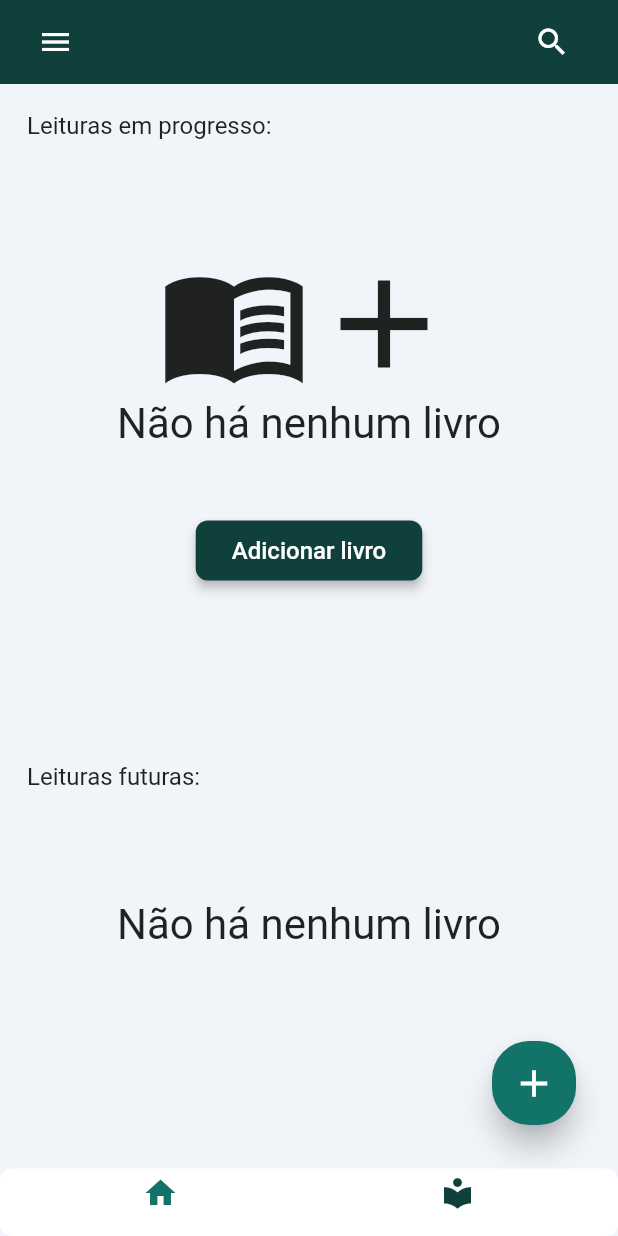
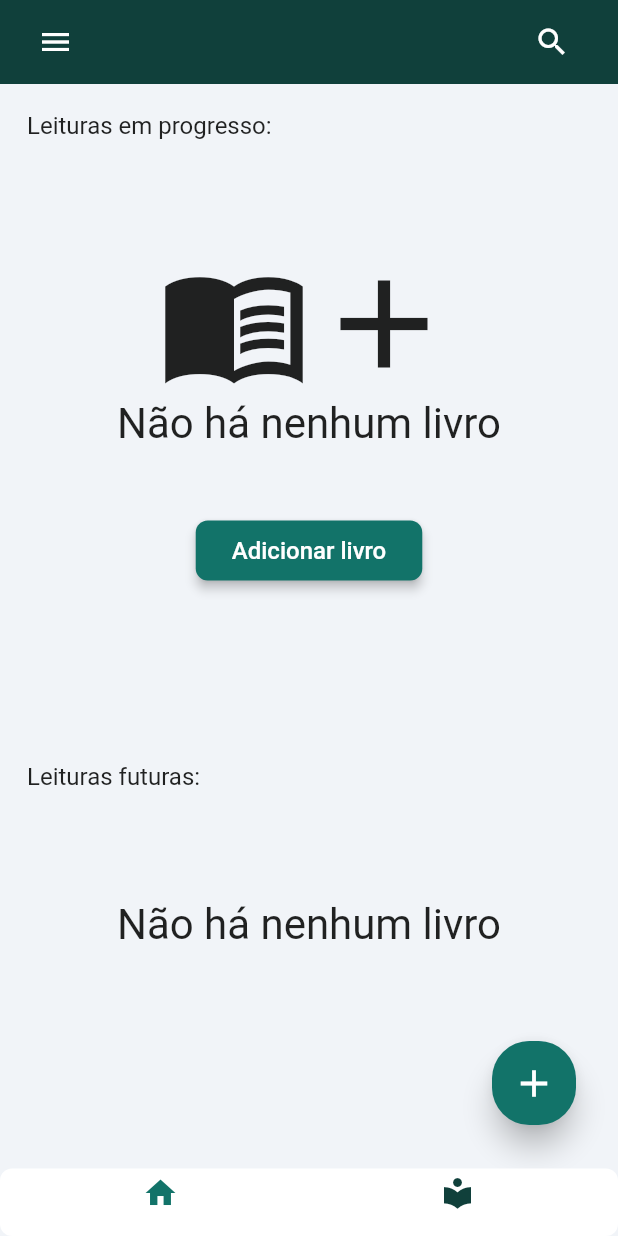
Before and after one commit to AppleXumber/book_tracker, a Flutter app: the screen it shows after launch, on a phone screen of 412 x 824 dp. Run offline on Flutter 3.47's test engine with Material 2 defaults, Android fonts, the phone set to English and light mode, and no system bars; drawn by our look-alikes of auto_size_text, floating_bottom_navigation_bar; our stand-ins replace dropdown_button2, expandable, fl_chart, font_awesome_flutter, from_css_color, go_router and 9 more; missing offline and left inert: json_path; accounts and stored records are empty; Roboto replaces fonts that are missing (Readex Pro).

Commit message:
Cores alteradas

```diff
--- a/lib/components/get_itens.dart
+++ b/lib/components/get_itens.dart
@@ -117,7 +117,7 @@ class WarningNoBookAdd extends StatelessWidget {
                   padding: EdgeInsetsDirectional.fromSTEB(24.0, 0.0, 24.0, 0.0),
                   iconPadding:
                       EdgeInsetsDirectional.fromSTEB(0.0, 0.0, 0.0, 0.0),
-                  color: Color(0xFF10403B),
+                  color: FlutterFlowTheme.of(context).secondary,
                   textStyle: FlutterFlowTheme.of(context).titleSmall.override(
                         fontFamily: 'Readex Pro',
                         color: Colors.white,
--- a/lib/flutter_flow/flutter_flow_theme.dart
+++ b/lib/flutter_flow/flutter_flow_theme.dart
@@ -296,16 +296,16 @@ class DarkModeTheme extends FlutterFlowTheme {
   @Deprecated('Use tertiary instead')
   Color get tertiaryColor => tertiary;
 
-  late Color primary = const Color(0xFF4B39EF);
-  late Color secondary = const Color(0xFF39D2C0);
+  late Color primary = const Color(0xFF5686A7);
+  late Color secondary = const Color(0xFF7BA3AA);
   late Color tertiary = const Color(0xFFEE8B60);
   late Color alternate = const Color(0xFF262D34);
   late Color primaryText = const Color(0xFFFFFFFF);
   late Color secondaryText = const Color(0xFF95A1AC);
-  late Color primaryBackground = const Color(0xFF1D2428);
+  late Color primaryBackground = const Color(0xFF242B2F);
   late Color secondaryBackground = const Color(0xFF14181B);
   late Color accent1 = const Color(0x4C4B39EF);
-  late Color accent2 = const Color(0x4D39D2C0);
+  late Color accent2 = const Color(0xFFBFA5D4);
   late Color accent3 = const Color(0x4DEE8B60);
   late Color accent4 = const Color(0xB2262D34);
   late Color success = const Color(0xFF249689);
```
Also changed, not shown: lib/components/bookSummary_widget.dart (+0 -10 lines).
